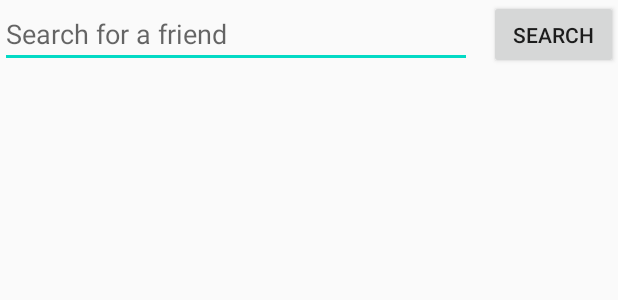
After one commit to cjmartone/chatting-app, an Android app: the layout find_friend_screen.xml on its own in the app's theme, with its tools: preview values and no code run, on a phone screen of 412 x 824 dp. The commit adds this screen. Shown: the top 300 px of the screen. Run offline under Robolectric (Android 15) with nearby library versions, the phone set to English and light mode, and no system bars.

Commit message:
add feature to search and friend users

```diff
--- /dev/null
+++ b/app/src/main/java/com/example/chattingapp/Database/OnDataGetListener.java
@@ -0,0 +1,5 @@
+package com.example.chattingapp.Database;
+
+public interface OnDataGetListener {
+    void onSuccess(Object data);
+}
--- /dev/null
+++ b/app/src/main/res/layout/find_friend_screen.xml
@@ -0,0 +1,58 @@
+<?xml version="1.0" encoding="utf-8"?>
+<RelativeLayout
+    xmlns:android="http://schemas.android.com/apk/res/android"
+    xmlns:app="http://schemas.android.com/apk/res-auto"
+    xmlns:tools="http://schemas.android.com/tools"
+    android:layout_width="match_parent"
+    android:layout_height="match_parent">
+
+    <EditText
+        android:id="@+id/search_friend_text"
+        android:layout_width="313dp"
+        android:layout_height="wrap_content"
+        android:layout_alignParentStart="true"
+        android:layout_alignParentLeft="true"
+        android:layout_alignParentTop="true"
+        android:layout_marginStart="0dp"
+        android:layout_marginLeft="0dp"
+        android:layout_marginTop="0dp"
+        android:layout_marginEnd="11dp"
+        android:layout_marginRight="0dp"
+        android:layout_toStartOf="@+id/search_for_friend_button"
+        android:layout_toLeftOf="@+id/search_for_friend_button"
+        android:ems="10"
+        android:gravity="start|top"
+        android:hint="@string/search_for_a_friend"
+        android:inputType="textMultiLine"
+        app:layout_constraintEnd_toEndOf="parent"
+        app:layout_constraintStart_toStartOf="parent"
+        app:layout_constraintTop_toTopOf="parent" />
+
+    <Button
+        android:id="@+id/search_for_friend_button"
+        android:layout_width="86dp"
+        android:layout_height="46dp"
+        android:layout_alignParentTop="true"
+        android:layout_alignParentEnd="true"
+        android:layout_alignParentRight="true"
+        android:layout_marginTop="0dp"
+        android:layout_marginEnd="0dp"
+        android:layout_marginRight="0dp"
+        android:text="Search"
+        app:layout_constraintBottom_toTopOf="@+id/search_friend_list"
+        app:layout_constraintStart_toEndOf="@id/search_friend_text"
+        app:layout_constraintTop_toTopOf="parent" />
+
+    <LinearLayout
+        android:id="@+id/search_friend_list"
+        android:layout_width="match_parent"
+        android:layout_height="0dp"
+        android:layout_below="@+id/search_friend_text"
+        android:layout_alignParentBottom="true"
+        android:layout_marginTop="0dp"
+        android:layout_marginBottom="0dp"
+        android:orientation="vertical">
+
+    </LinearLayout>
+
+</RelativeLayout>
--- a/app/src/main/res/menu/main_menu.xml
+++ b/app/src/main/res/menu/main_menu.xml
@@ -2,6 +2,8 @@
 <menu xmlns:android="http://schemas.android.com/apk/res/android"
     xmlns:app="http://schemas.android.com/apk/res-auto">
 
+    <item android:title="@string/add_friend" app:showAsAction="never"
+        android:id="@+id/menu_add_friend"/>
     <item android:title="@string/sign_out" app:showAsAction="never"
         android:id="@+id/menu_sign_out"/>
 </menu>
--- a/app/src/main/res/values/strings.xml
+++ b/app/src/main/res/values/strings.xml
@@ -5,4 +5,6 @@
     <string name="send">Send</string>
     <string name="sign_out">Sign out</string>
     <string name="textview">TextView</string>
+    <string name="add_friend">Add friend</string>
+    <string name="search_for_a_friend">Search for a friend</string>
 </resources>
```
Also changed, not shown: app/src/main/AndroidManifest.xml (+3 -4 lines), app/src/main/java/com/example/chattingapp/Activities/FindFriendsActivity.java (added, +73 -0 lines), app/src/main/java/com/example/chattingapp/Activities/MainActivity.java (renamed from app/src/main/java/com/example/chattingapp/MainActivity.java, +29 -19 lines), app/src/main/java/com/example/chattingapp/Activities/MessageScreenActivity.java (added, +85 -0 lines), app/src/main/java/com/example/chattingapp/Database/DatabaseRepo.java (added, +82 -0 lines), app/src/main/java/com/example/chattingapp/MessagesActivity.java (deleted, +0 -141 lines), app/src/main/java/com/example/chattingapp/User.java (added, +27 -0 lines), app/src/main/res/layout/messages_screen.xml (+35 -7 lines).
